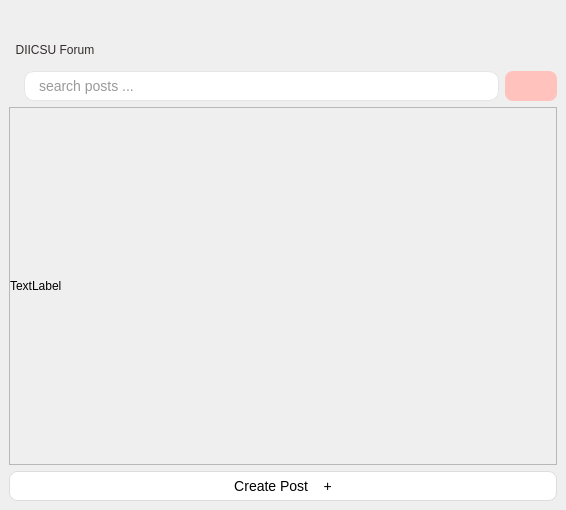
The window that ui/postPage.ui (FrenchFries-101/frontend) describes before a commit, drawn with Qt 5.
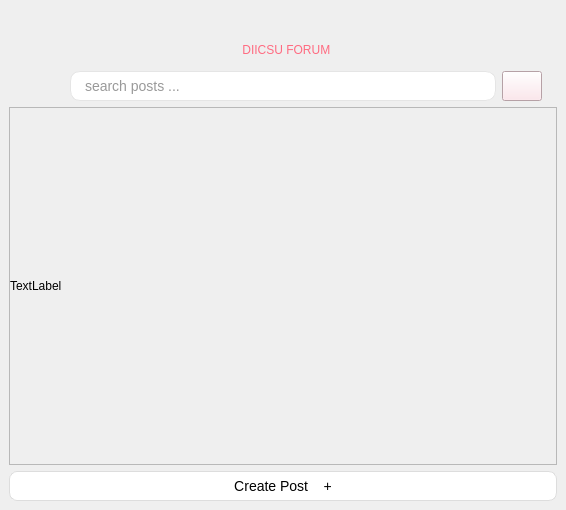
The same window after the commit. The open tabs and pages were chosen to show the change. Icons and pictures are not drawn.

Diff of the .ui file:
```diff
--- a/ui/postPage.ui
+++ b/ui/postPage.ui
@@ -68,16 +68,19 @@
          </property>
          <property name="styleSheet">
           <string notr="true">/*font: 16pt &quot;Papyrus&quot;;*/
-font: 700 15pt &quot;Terminal&quot;;
-color: rgb(50, 43, 43);</string>
+font: 700 17pt &quot;Terminal&quot;;
+color: #ff6b81;</string>
          </property>
          <property name="text">
-          <string>  DIICSU Forum</string>
+          <string>  DIICSU FORUM</string>
+         </property>
+         <property name="alignment">
+          <set>Qt::AlignmentFlag::AlignCenter</set>
          </property>
         </widget>
        </item>
        <item>
-        <layout class="QHBoxLayout" name="Search">
+        <layout class="QHBoxLayout" name="Search" stretch="0,0,2,0,0">
          <item>
           <spacer name="horizontalSpacer">
            <property name="orientation">
@@ -94,6 +97,31 @@
            </property>
           </spacer>
          </item>
+         <item>
+          <widget class="QPushButton" name="update_button">
+           <property name="minimumSize">
+            <size>
+             <width>0</width>
+             <height>30</height>
+            </size>
+           </property>
+           <property name="maximumSize">
+            <size>
+             <width>16777215</width>
+             <height>30</height>
+            </size>
+           </property>
+           <property name="styleSheet">
+            <string notr="true">background-color: #ffe1e8;</string>
+           </property>
+           <property name="text">
+            <string/>
+           </property>
+           <property name="flat">
+            <bool>true</bool>
+           </property>
+          </widget>
+         </item>
          <item>
           <widget class="QLineEdit" name="search_input">
            <property name="minimumSize">
@@ -170,19 +198,7 @@
             </size>
            </property>
            <property name="styleSheet">
-            <string notr="true">QPushButton#search_button {
-	font: 9pt &quot;Terminal&quot;;
-
-    background-color: #ffc2bc;
-    color: white;
-
-    border-radius: 8px;
-    border: none;
-
-    padding: 6px 14px;
-
-    font-size: 9px;
-}</string>
+            <string notr="true">background-color: #ffe1e8;</string>
            </property>
            <property name="text">
             <string/>
@@ -192,6 +208,22 @@
            </property>
           </widget>
          </item>
+         <item>
+          <spacer name="horizontalSpacer_4">
+           <property name="orientation">
+            <enum>Qt::Orientation::Horizontal</enum>
+           </property>
+           <property name="sizeType">
+            <enum>QSizePolicy::Policy::Fixed</enum>
+           </property>
+           <property name="sizeHint" stdset="0">
+            <size>
+             <width>15</width>
+             <height>10</height>
+            </size>
+           </property>
+          </spacer>
+         </item>
         </layout>
        </item>
        <item>
```
Left out of the diff: 13 changed lines with no effect on the pictures.
